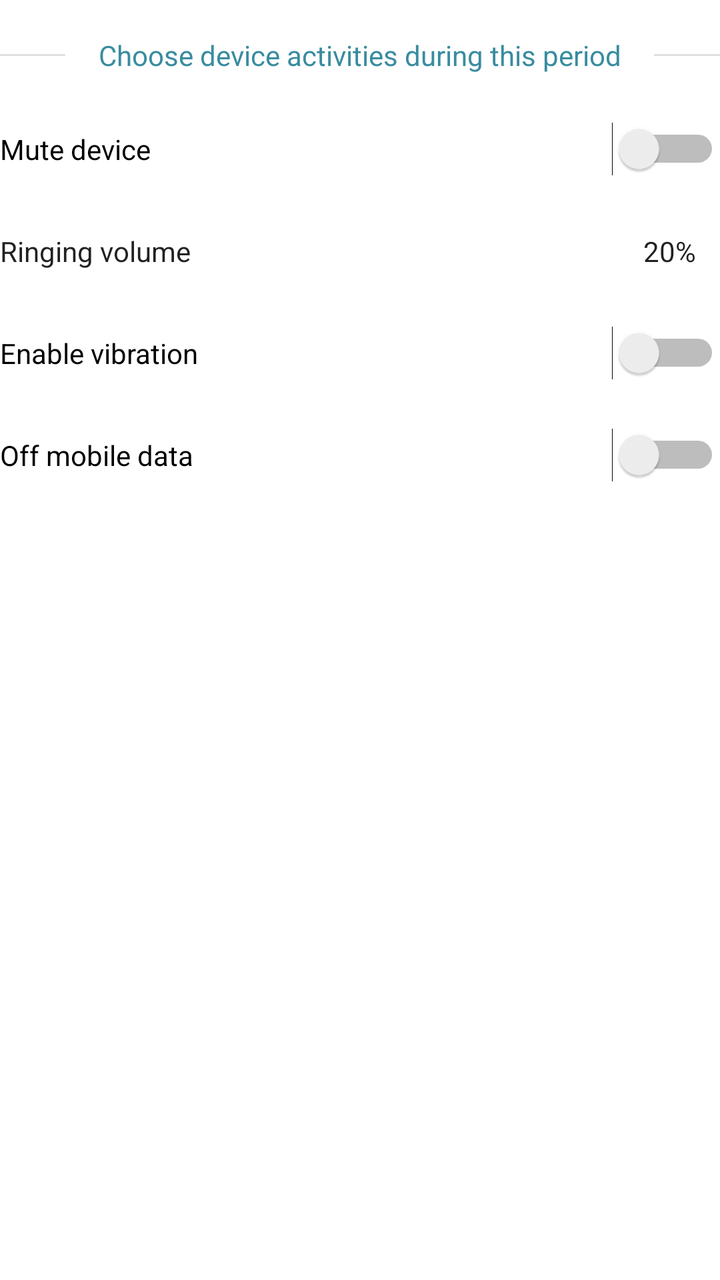
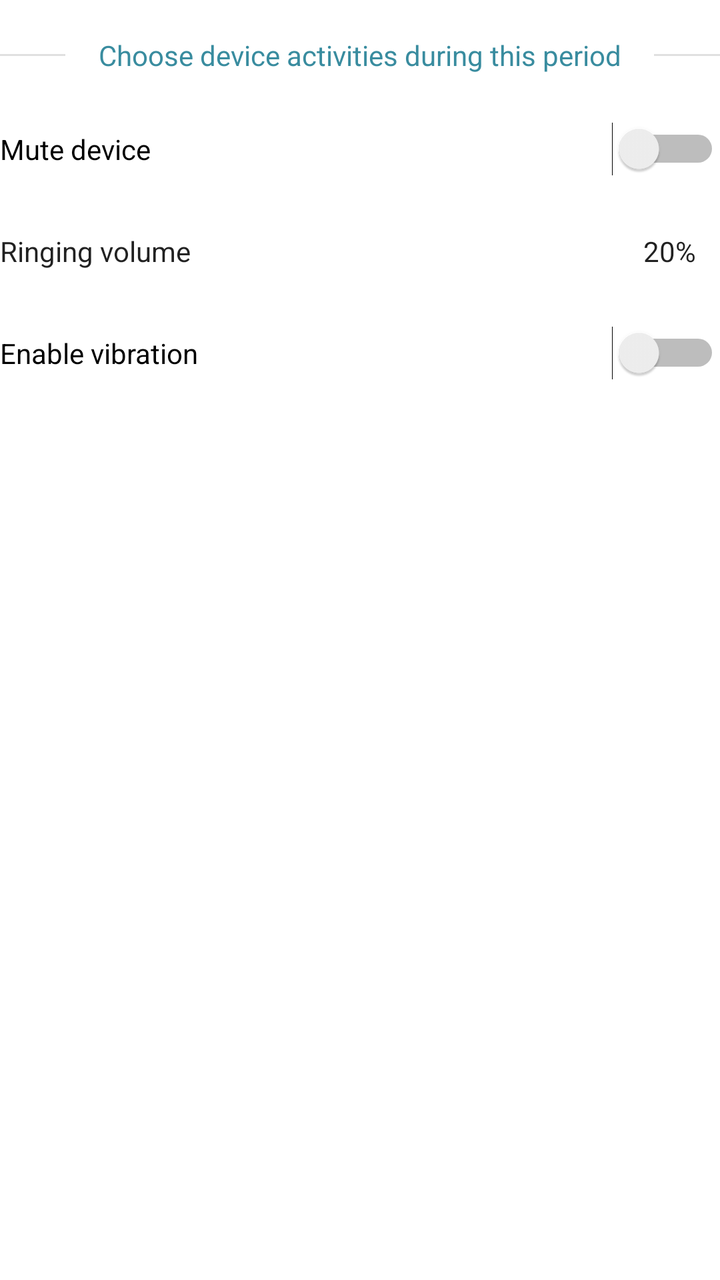

An Android layout rendered at two revisions. The XML below is the earlier revision; the diff shows what the commit changed to produce the second picture.
<!-- AndroidManifest.xml: application theme Theme.Schedular -->
<!-- res/layout/activities.xml -->
<?xml version="1.0" encoding="utf-8"?>
<LinearLayout xmlns:android="http://schemas.android.com/apk/res/android"
    xmlns:tools="http://schemas.android.com/tools"
    android:layout_width="match_parent"
    android:layout_height="wrap_content"
    android:orientation="vertical"
    tools:showIn="@layout/activity_add_event">

    <LinearLayout
        android:layout_width="match_parent"
        android:layout_height="wrap_content"
        android:gravity="center_vertical"
        android:orientation="horizontal"
        android:paddingTop="18dp"
        android:paddingBottom="12dp">

        <View
            android:id="@+id/divider2"
            android:layout_width="0dp"
            android:layout_height="1dp"
            android:layout_weight="1"
            android:background="?android:attr/listDivider" />

        <TextView
            android:id="@+id/textView16"
            android:layout_width="wrap_content"
            android:layout_height="wrap_content"
            android:layout_weight="1"
            android:gravity="center_horizontal"
            android:text="Choose device activities during this period"
            android:textColor="#398C9F" />

        <View
            android:id="@+id/divider3"
            android:layout_width="0dp"
            android:layout_height="1dp"
            android:layout_weight="1"
            android:background="?android:attr/listDivider" />
    </LinearLayout>

    <Switch
        android:id="@+id/muteSwt"
        android:layout_width="match_parent"
        android:layout_height="wrap_content"
        android:paddingTop="16dp"
        android:paddingBottom="16dp"
        android:text="Mute device" />

    <LinearLayout
        android:id="@+id/ringingVolumeLyt"
        android:layout_width="match_parent"
        android:layout_height="wrap_content"
        android:paddingTop="16dp"
        android:clickable="true"
        android:onClick="openSettingsDialog"
        android:background="?attr/selectableItemBackground"
        android:paddingBottom="16dp"
        android:orientation="horizontal">

        <TextView
            android:id="@+id/textView18"
            android:layout_width="wrap_content"
            android:layout_height="wrap_content"
            android:layout_weight="1"
            android:text="Ringing volume"
            style="@style/TextAppearance.AppCompat.Body1" />

        <TextView
            android:id="@+id/ringingVolumeTxt"
            android:layout_width="wrap_content"
            android:layout_height="wrap_content"
            android:gravity="end"
            android:paddingStart="12dp"
            android:paddingEnd="12dp"
            style="@style/TextAppearance.AppCompat.Body1"
            android:text="20%" />
    </LinearLayout>

    <Switch
        android:id="@+id/vibrationSwt"
        android:layout_width="match_parent"
        android:layout_height="wrap_content"
        android:paddingTop="16dp"
        android:paddingBottom="16dp"
        android:text="Enable vibration" />

    <Switch
        android:id="@+id/dataSwt"
        android:layout_width="match_parent"
        android:layout_height="wrap_content"
        android:paddingTop="16dp"
        android:paddingBottom="16dp"
        android:text="Off mobile data" />
</LinearLayout>
<!-- res/layout/activity_add_event.xml (included above) -->
<?xml version="1.0" encoding="utf-8"?>
<androidx.constraintlayout.widget.ConstraintLayout xmlns:android="http://schemas.android.com/apk/res/android"
    xmlns:app="http://schemas.android.com/apk/res-auto"
    xmlns:tools="http://schemas.android.com/tools"
    android:layout_width="match_parent"
    android:layout_height="match_parent">

    <ImageButton
        android:id="@+id/imageButton"
        android:layout_width="wrap_content"
        android:layout_height="wrap_content"
        android:layout_marginStart="16dp"
        android:layout_marginTop="16dp"
        android:background="@drawable/back_button_background"
        android:backgroundTint="#E91E2C"
        android:src="@drawable/ic_baseline_arrow_back_ios_new_24"
        app:layout_constraintStart_toStartOf="parent"
        app:layout_constraintTop_toTopOf="parent"
        app:tint="@color/white" />

    <TextView
        android:id="@+id/textView5"
        android:layout_width="wrap_content"
        android:layout_height="wrap_content"
        android:layout_marginTop="16dp"
        android:fontFamily="@font/poppins"
        android:text="Schedular"
        android:textColor="@color/app_name"
        android:textSize="32sp"
        android:textStyle="bold"
        app:layout_constraintEnd_toEndOf="parent"
        app:layout_constraintStart_toStartOf="parent"
        app:layout_constraintTop_toTopOf="parent" />

    <ScrollView
        android:layout_width="0dp"
        android:layout_height="0dp"
        app:layout_constraintBottom_toBottomOf="parent"
        app:layout_constraintEnd_toEndOf="parent"
        app:layout_constraintStart_toStartOf="parent"
        app:layout_constraintTop_toBottomOf="@+id/textView5">

        <LinearLayout
            android:layout_width="match_parent"
            android:layout_height="wrap_content"
            android:layout_margin="16dp"
            android:orientation="vertical">

            <TextView
                android:id="@+id/textView20"
                android:layout_width="wrap_content"
                android:layout_height="wrap_content"
                android:layout_gravity="center_horizontal"
                android:background="@drawable/rounded_background_24"
                android:fontFamily="@font/poppins"
                android:paddingStart="24dp"
                android:paddingTop="8dp"
                android:paddingEnd="24dp"
                android:paddingBottom="8dp"
                android:text="Create New Event"
                android:textColor="@android:color/white"
                android:textStyle="bold" />

            <TextView
                android:id="@+id/eventNameTxt"
                android:layout_width="match_parent"
                android:layout_height="wrap_content"
                android:layout_marginTop="8dp"
                android:background="@drawable/rounded_border"
                android:hint="Event name"
                android:paddingStart="16dp"
                android:paddingTop="8dp"
                android:paddingEnd="16dp"
                android:paddingBottom="8dp"
                android:textSize="@dimen/text_bigger" />

            <include layout="@layout/time_and_duration" />

            <include
                layout="@layout/week_choise"
                android:layout_width="match_parent"
                android:layout_height="wrap_content"
                android:layout_marginTop="8dp" />

            <CheckBox
                android:id="@+id/repeatChb"
                android:layout_width="match_parent"
                android:layout_height="wrap_content"
                android:text="Repeat weekly" />

            <include
                android:id="@+id/include2"
                layout="@layout/reminder" />

            <include layout="@layout/activities" />
        </LinearLayout>
    </ScrollView>

    <com.google.android.material.floatingactionbutton.FloatingActionButton
        android:id="@+id/submitBtn"
        android:layout_width="wrap_content"
        android:layout_height="wrap_content"
        android:layout_marginBottom="32dp"
        android:clickable="true"
        app:tint="@color/white"
        app:layout_constraintBottom_toBottomOf="parent"
        app:layout_constraintEnd_toEndOf="parent"
        app:layout_constraintStart_toStartOf="parent"
        app:srcCompat="@drawable/ic_baseline_done_24" />
</androidx.constraintlayout.widget.ConstraintLayout>
<!-- res/layout/time_and_duration.xml (included above) -->
<?xml version="1.0" encoding="utf-8"?>
<LinearLayout xmlns:android="http://schemas.android.com/apk/res/android"
    xmlns:tools="http://schemas.android.com/tools"
    android:layout_width="match_parent"
    android:layout_height="wrap_content"
    android:layout_marginTop="6dp"
    android:orientation="horizontal"
    tools:showIn="@layout/activity_add_event">

    <LinearLayout
        android:id="@+id/timeBox"
        android:layout_width="wrap_content"
        android:layout_height="wrap_content"
        android:layout_marginEnd="2dp"
        android:layout_weight="1"
        android:background="?attr/selectableItemBackground"
        android:clickable="true"
        android:focusable="true">
        <LinearLayout
            android:layout_width="match_parent"
            android:layout_height="wrap_content"
            android:orientation="vertical"
            android:background="@drawable/rounded_border"
            android:gravity="center_horizontal">

            <TextView
                android:id="@+id/textView21"
                android:layout_width="wrap_content"
                android:layout_height="wrap_content"
                android:textSize="@dimen/text_small"
                android:text="Event Time" />

            <TextView
                android:id="@+id/timeTxt"
                android:layout_width="wrap_content"
                android:layout_height="wrap_content"
                android:text="00:00 AM"
                android:textSize="22sp" />
        </LinearLayout>
    </LinearLayout>


    <LinearLayout
        android:id="@+id/durationBox"
        android:layout_width="wrap_content"
        android:layout_height="wrap_content"
        android:layout_marginStart="2dp"
        android:layout_weight="1"
        android:background="?attr/selectableItemBackground"
        android:clickable="true"
        android:focusable="true">
        <LinearLayout
            android:layout_width="match_parent"
            android:layout_height="wrap_content"
            android:gravity="center_horizontal"
            android:orientation="vertical"
            android:background="@drawable/rounded_border">
            <TextView
                android:id="@+id/textView23"
                android:layout_width="wrap_content"
                android:layout_height="wrap_content"
                android:textSize="@dimen/text_small"
                android:text="Duration" />

            <TextView
                android:id="@+id/durationTxt"
                android:layout_width="wrap_content"
                android:layout_height="wrap_content"
                android:text="20min"
                android:textSize="22sp" />
        </LinearLayout>

    </LinearLayout>
</LinearLayout>
<!-- res/layout/week_choise.xml (included above) -->
<?xml version="1.0" encoding="utf-8"?>
<HorizontalScrollView xmlns:app="http://schemas.android.com/apk/res-auto"
    xmlns:android="http://schemas.android.com/apk/res/android"
    xmlns:tools="http://schemas.android.com/tools"
    android:layout_width="match_parent"
    android:layout_height="wrap_content"
    android:layout_marginTop="8dp"
    android:scrollbars="none"
    tools:showIn="@layout/activity_add_event">

    <LinearLayout
        android:layout_width="wrap_content"
        android:layout_height="wrap_content"
        android:layout_gravity="center_horizontal"
        android:orientation="horizontal">
        <com.google.android.material.chip.Chip
            android:id="@+id/sunday"
            android:layout_width="wrap_content"
            android:layout_height="wrap_content"
            android:onClick="dayClick"
            android:checkable="true"
            app:checkedIconEnabled="false"
            app:chipBackgroundColor="@color/chip_color"
            android:text="S" />

        <com.google.android.material.chip.Chip
            android:id="@+id/monday"
            android:layout_width="wrap_content"
            android:layout_height="wrap_content"
            android:onClick="dayClick"
            android:checkable="true"
            app:checkedIconEnabled="false"
            app:chipBackgroundColor="@color/chip_color"
            android:text="M" />

        <com.google.android.material.chip.Chip
            android:id="@+id/tuesday"
            android:layout_width="wrap_content"
            android:layout_height="wrap_content"
            android:onClick="dayClick"
            android:checkable="true"
            app:checkedIconEnabled="false"
            app:chipBackgroundColor="@color/chip_color"
            android:text="T" />

        <com.google.android.material.chip.Chip
            android:id="@+id/wednesday"
            android:layout_width="wrap_content"
            android:layout_height="wrap_content"
            android:onClick="dayClick"
            android:checkable="true"
            app:checkedIconEnabled="false"
            app:chipBackgroundColor="@color/chip_color"
            android:text="W" />

        <com.google.android.material.chip.Chip
            android:id="@+id/thursday"
            android:layout_width="wrap_content"
            android:layout_height="wrap_content"
            android:onClick="dayClick"
            android:checkable="true"
            app:checkedIconEnabled="false"
            app:chipBackgroundColor="@color/chip_color"
            android:text="T" />

        <com.google.android.material.chip.Chip
            android:id="@+id/friday"
            android:layout_width="wrap_content"
            android:layout_height="wrap_content"
            android:onClick="dayClick"
            android:checkable="true"
            app:checkedIconEnabled="false"
            app:chipBackgroundColor="@color/chip_color"
            android:text="F" />

        <com.google.android.material.chip.Chip
            android:id="@+id/saturday"
            android:layout_width="wrap_content"
            android:layout_height="wrap_content"
            android:onClick="dayClick"
            android:checkable="true"
            app:checkedIconEnabled="false"
            app:chipBackgroundColor="@color/chip_color"
            android:text="S" />
    </LinearLayout>

</HorizontalScrollView>
<!-- res/layout/reminder.xml (included above) -->
<?xml version="1.0" encoding="utf-8"?>
<LinearLayout xmlns:app="http://schemas.android.com/apk/res-auto"
    xmlns:android="http://schemas.android.com/apk/res/android"
    xmlns:tools="http://schemas.android.com/tools"
    android:layout_width="match_parent"
    android:layout_height="wrap_content"
    android:orientation="vertical"
    tools:showIn="@layout/activity_add_event" >

    <Switch
        android:id="@+id/reminderSwt"
        android:checked="true"
        android:layout_width="match_parent"
        android:layout_height="wrap_content"
        android:text="Reminder" />

    <View
        android:id="@+id/divider"
        android:layout_width="match_parent"
        android:layout_height="1dp"
        android:layout_marginTop="12dp"
        android:background="?android:attr/listDivider" />

    <LinearLayout
        android:id="@+id/remindLyt"
        android:layout_width="match_parent"
        android:layout_height="wrap_content"
        android:orientation="horizontal"
        android:paddingStart="8dp"
        android:paddingTop="16dp"
        android:paddingEnd="8dp"
        android:paddingBottom="16dp"
        android:clickable="true"
        android:onClick="openSettingsDialog"
        android:background="?attr/selectableItemBackground"
        android:paddingRight="16dp">

        <TextView
            android:id="@+id/textView3"
            android:layout_width="wrap_content"
            android:layout_height="wrap_content"
            android:layout_weight="5"
            android:text="Remind" />

        <TextView
            android:id="@+id/remindTxt"
            android:layout_width="wrap_content"
            android:layout_height="wrap_content"
            android:layout_weight="1"
            android:gravity="end"
            android:text="5 min" />
    </LinearLayout>

    <LinearLayout
        android:id="@+id/snoozeLyt"
        android:layout_width="match_parent"
        android:layout_height="wrap_content"
        android:orientation="horizontal"
        android:clickable="true"
        android:onClick="openSettingsDialog"
        android:background="?attr/selectableItemBackground"
        android:paddingStart="8dp"
        android:paddingTop="16dp"
        android:paddingEnd="8dp"
        android:paddingBottom="16dp"
        android:paddingRight="16dp">

        <TextView
            android:id="@+id/textView12"
            android:layout_width="wrap_content"
            android:layout_height="wrap_content"
            android:layout_weight="5"
            android:text="Snooze" />

        <TextView
            android:id="@+id/snoozeTxt"
            android:layout_width="wrap_content"
            android:layout_height="wrap_content"
            android:layout_weight="1"
            android:gravity="end"
            android:text="5 min" />
    </LinearLayout>

    <LinearLayout
        android:id="@+id/soundLyt"
        android:layout_width="match_parent"
        android:layout_height="wrap_content"
        android:orientation="horizontal"
        android:paddingStart="8dp"
        android:paddingTop="16dp"
        android:paddingEnd="8dp"
        android:clickable="true"
        android:onClick="openSettingsDialog"
        android:background="?attr/selectableItemBackground"
        android:paddingBottom="16dp"
        android:paddingRight="16dp">

        <TextView
            android:id="@+id/textView14"
            android:layout_width="wrap_content"
            android:layout_height="wrap_content"
            android:layout_weight="5"
            android:text="Sound" />

        <TextView
            android:id="@+id/soundTxt"
            android:layout_width="wrap_content"
            android:layout_height="wrap_content"
            android:layout_weight="1"
            android:gravity="end"
            android:text="Cock" />
    </LinearLayout>
</LinearLayout>
<!-- resources referenced by this layout -->
<resources>
  <color name="app_name">#FF36BD70</color>
  <color name="white">#FFFFFFFF</color>
  <dimen name="text_bigger">22sp</dimen>
  <dimen name="text_small">12sp</dimen>
  <!-- drawable back_button_background (drawable) -->
  <?xml version="1.0" encoding="utf-8"?>
  <shape xmlns:android="http://schemas.android.com/apk/res/android">
      <solid android:color="#D50D1E"/>
      <corners android:radius="16dp"/>
      <padding android:bottom="8dp" android:left="8dp" android:right="8dp" android:top="8dp"/>
  </shape>
  <!-- drawable ic_baseline_arrow_back_ios_new_24 (drawable) -->
  <vector android:height="24dp" android:tint="#000000"
      android:viewportHeight="24" android:viewportWidth="24"
      android:width="24dp" xmlns:android="http://schemas.android.com/apk/res/android">
      <path android:fillColor="@android:color/white" android:pathData="M17.77,3.77l-1.77,-1.77l-10,10l10,10l1.77,-1.77l-8.23,-8.23z"/>
  </vector>
  <!-- drawable ic_baseline_done_24 (drawable) -->
  <vector android:height="24dp" android:tint="#000000"
      android:viewportHeight="24" android:viewportWidth="24"
      android:width="24dp" xmlns:android="http://schemas.android.com/apk/res/android">
      <path android:fillColor="@android:color/white" android:pathData="M9,16.2L4.8,12l-1.4,1.4L9,19 21,7l-1.4,-1.4L9,16.2z"/>
  </vector>
  <!-- drawable rounded_background_24 (drawable) -->
  <?xml version="1.0" encoding="utf-8"?>
  <shape xmlns:android="http://schemas.android.com/apk/res/android">
      <solid android:color="#FFEB3B"/>
      <corners android:radius="24dp"/>
  </shape>
  <!-- drawable rounded_border (drawable) -->
  <?xml version="1.0" encoding="utf-8"?>
  <shape xmlns:android="http://schemas.android.com/apk/res/android">
      <solid android:color="@android:color/transparent" />
      <stroke android:width="2px" android:color="#43000000" />
      <corners android:radius="12dp" />
      <padding android:top="4dp" android:right="4dp" android:left="4dp" android:bottom="4dp"/>
  </shape>
  <style name="Theme.Schedular" parent="Theme.MaterialComponents.DayNight.NoActionBar">
          
          <item name="colorPrimary">@color/purple_500</item>
          <item name="colorPrimaryVariant">@color/purple_700</item>
          <item name="colorOnPrimary">@color/white</item>
          
          <item name="colorSecondary">@color/teal_200</item>
          <item name="colorSecondaryVariant">@color/teal_700</item>
          <item name="colorOnSecondary">@color/black</item>
          
          <item name="android:statusBarColor">?attr/colorPrimaryVariant</item>
          
      </style>
  <color name="purple_500">#FF6200EE</color>
  <color name="purple_700">#FF3700B3</color>
  <color name="teal_200">#FF03DAC5</color>
  <color name="teal_700">#FF018786</color>
  <color name="black">#FF000000</color>
</resources>

<!-- the commit's change to res/layout/activities.xml (unified diff, before → after) -->
@@ -4,7 +4,7 @@
     android:layout_width="match_parent"
     android:layout_height="wrap_content"
     android:orientation="vertical"
-    tools:showIn="@layout/activity_add_event">
+    tools:showIn="@layout/activity_event_settings">
 
     <LinearLayout
         android:layout_width="match_parent"
@@ -85,6 +85,7 @@
         android:text="Enable vibration" />
 
     <Switch
+        android:visibility="gone"
         android:id="@+id/dataSwt"
         android:layout_width="match_parent"
         android:layout_height="wrap_content"
@@ -92,7 +93,7 @@
         android:paddingBottom="16dp"
         android:text="Off mobile data" />
 </LinearLayout>
-<!-- res/layout/activity_add_event.xml (included above) -->
+<!-- res/layout/activity_event_settings.xml (included above) -->
 <?xml version="1.0" encoding="utf-8"?>
 <androidx.constraintlayout.widget.ConstraintLayout xmlns:android="http://schemas.android.com/apk/res/android"
     xmlns:app="http://schemas.android.com/apk/res-auto"
@@ -101,7 +102,7 @@
     android:layout_height="match_parent">
 
     <ImageButton
-        android:id="@+id/imageButton"
+        android:id="@+id/backBtn"
         android:layout_width="wrap_content"
         android:layout_height="wrap_content"
         android:layout_marginStart="16dp"
@@ -138,11 +139,13 @@
         <LinearLayout
             android:layout_width="match_parent"
             android:layout_height="wrap_content"
-            android:layout_margin="16dp"
+            android:paddingStart="16dp"
+            android:paddingEnd="16dp"
+            android:paddingBottom="16dp"
             android:orientation="vertical">
 
             <TextView
-                android:id="@+id/textView20"
+                android:id="@+id/headerTxt"
                 android:layout_width="wrap_content"
                 android:layout_height="wrap_content"
                 android:layout_gravity="center_horizontal"
@@ -154,7 +157,8 @@
                 android:paddingBottom="8dp"
                 android:text="Create New Event"
                 android:textColor="@android:color/white"
-                android:textStyle="bold" />
+                android:textStyle="bold"
+                android:backgroundTint="@color/app_name"/>
 
             <TextView
                 android:id="@+id/eventNameTxt"
@@ -163,6 +167,7 @@
                 android:layout_marginTop="8dp"
                 android:background="@drawable/rounded_border"
                 android:hint="Event name"
+                style="@style/TextAppearance.AppCompat.Body1"
                 android:paddingStart="16dp"
                 android:paddingTop="8dp"
                 android:paddingEnd="16dp"
@@ -172,7 +177,7 @@
             <include layout="@layout/time_and_duration" />
 
             <include
-                layout="@layout/week_choise"
+                layout="@layout/week_choice"
                 android:layout_width="match_parent"
                 android:layout_height="wrap_content"
                 android:layout_marginTop="8dp" />
@@ -211,7 +216,7 @@
     android:layout_height="wrap_content"
     android:layout_marginTop="6dp"
     android:orientation="horizontal"
-    tools:showIn="@layout/activity_add_event">
+    tools:showIn="@layout/activity_event_settings">
 
     <LinearLayout
         android:id="@+id/timeBox"
@@ -241,6 +246,7 @@
                 android:layout_width="wrap_content"
                 android:layout_height="wrap_content"
                 android:text="00:00 AM"
+                style="@style/TextAppearance.AppCompat.Body1"
                 android:textSize="22sp" />
         </LinearLayout>
     </LinearLayout>
@@ -273,12 +279,13 @@
                 android:layout_width="wrap_content"
                 android:layout_height="wrap_content"
                 android:text="20min"
+                style="@style/TextAppearance.AppCompat.Body1"
                 android:textSize="22sp" />
         </LinearLayout>
 
     </LinearLayout>
 </LinearLayout>
-<!-- res/layout/week_choise.xml (included above) -->
+<!-- res/layout/week_choice.xml (included above) -->
 <?xml version="1.0" encoding="utf-8"?>
 <HorizontalScrollView xmlns:app="http://schemas.android.com/apk/res-auto"
     xmlns:android="http://schemas.android.com/apk/res/android"
@@ -287,7 +294,7 @@
     android:layout_height="wrap_content"
     android:layout_marginTop="8dp"
     android:scrollbars="none"
-    tools:showIn="@layout/activity_add_event">
+    tools:showIn="@layout/activity_event_settings">
 
     <LinearLayout
         android:layout_width="wrap_content"
@@ -374,7 +381,7 @@
     android:layout_width="match_parent"
     android:layout_height="wrap_content"
     android:orientation="vertical"
-    tools:showIn="@layout/activity_add_event" >
+    tools:showIn="@layout/activity_event_settings" >
 
     <Switch
         android:id="@+id/reminderSwt"
@@ -451,6 +458,7 @@
     </LinearLayout>
 
     <LinearLayout
+        android:visibility="gone"
         android:id="@+id/soundLyt"
         android:layout_width="match_parent"
         android:layout_height="wrap_content"
<!-- resource entries referenced after the edit -->
@@ -39,8 +39,8 @@
   </shape>
   <style name="Theme.Schedular" parent="Theme.MaterialComponents.DayNight.NoActionBar">
           
-          <item name="colorPrimary">@color/purple_500</item>
-          <item name="colorPrimaryVariant">@color/purple_700</item>
+          <item name="colorPrimary">@color/teal_200</item>
+          <item name="colorPrimaryVariant">@color/teal_700</item>
           <item name="colorOnPrimary">@color/white</item>
           
           <item name="colorSecondary">@color/teal_200</item>
@@ -50,8 +50,6 @@
           <item name="android:statusBarColor">?attr/colorPrimaryVariant</item>
           
       </style>
-  <color name="purple_500">#FF6200EE</color>
-  <color name="purple_700">#FF3700B3</color>
   <color name="teal_200">#FF03DAC5</color>
   <color name="teal_700">#FF018786</color>
   <color name="black">#FF000000</color>
